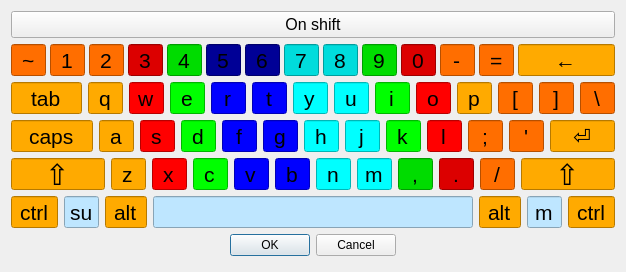
The window that keymappingscolor.ui (Sucharek233/ATFinQt) describes before a commit, drawn with Qt 5.
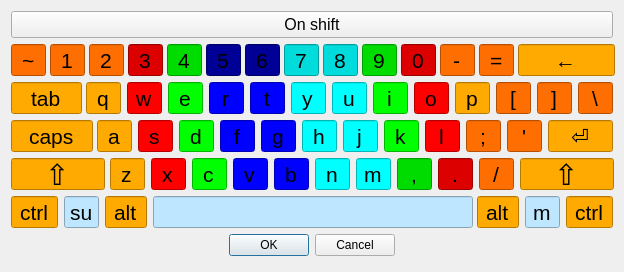
The same window after the commit.

```diff
--- a/keymappingscolor.ui
+++ b/keymappingscolor.ui
@@ -10,6 +10,18 @@
     <height>272</height>
    </rect>
   </property>
+  <property name="minimumSize">
+   <size>
+    <width>624</width>
+    <height>272</height>
+   </size>
+  </property>
+  <property name="maximumSize">
+   <size>
+    <width>624</width>
+    <height>272</height>
+   </size>
+  </property>
   <property name="windowTitle">
    <string>Key mapping</string>
   </property>
```
